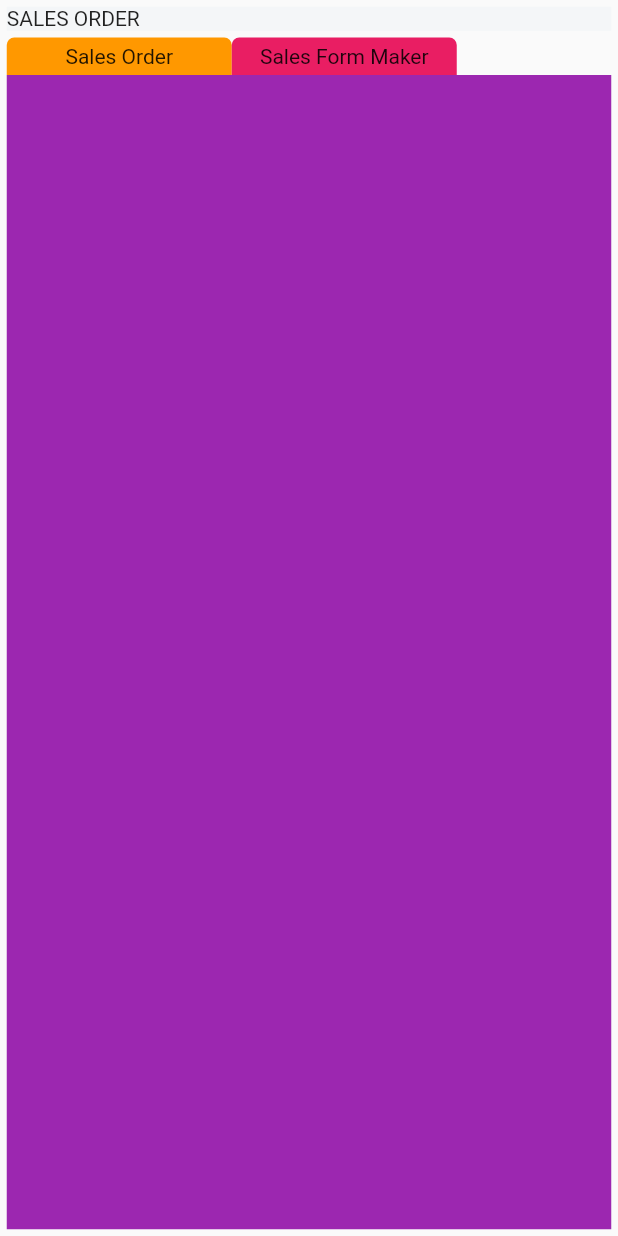
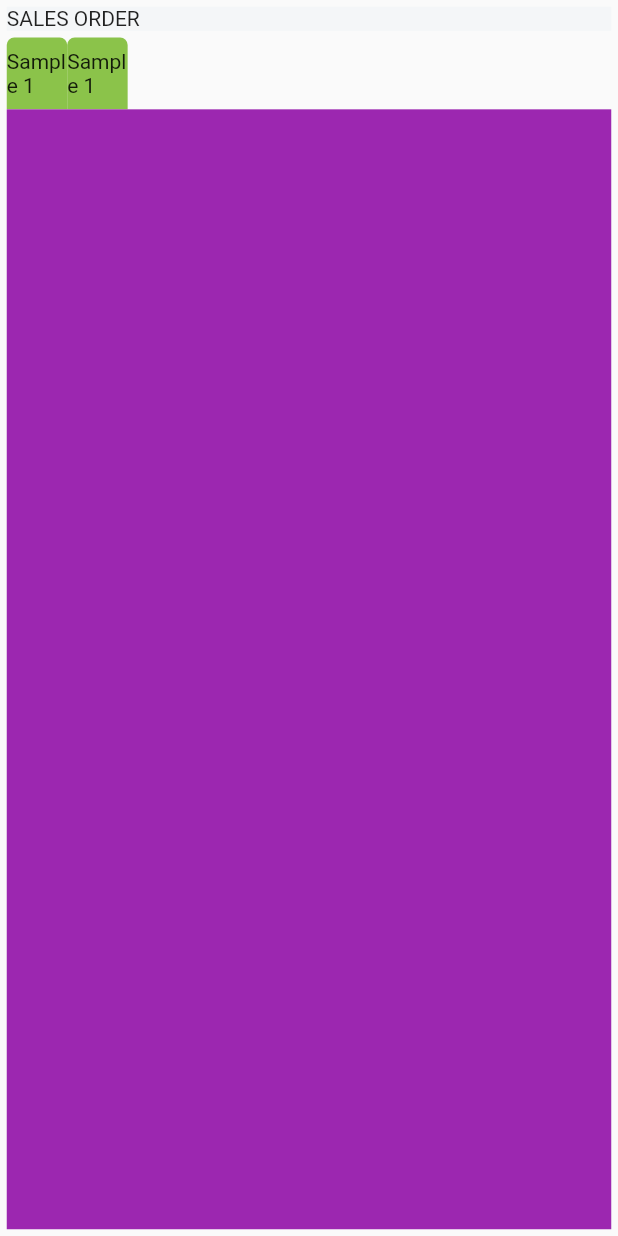
Before and after one commit to ghiegie/test_desktop_app, a Flutter app: the screen it shows after launch, on a phone screen of 412 x 824 dp. Run offline on Flutter 3.47's test engine with Material 2 defaults, Android fonts, the phone set to English and light mode, and no system bars; missing offline and left inert: window_size; statements that could not run were skipped.

Commit message:
tried modifying front end

```diff
--- a/lib/sales_forms.dart
+++ b/lib/sales_forms.dart
@@ -8,21 +8,26 @@ class CompactSalesForm extends StatefulWidget {
 }
 
 class _CompactSalesFormState extends State<CompactSalesForm> {
-  Container customTab(String text, Color color) {
-    return Container(
-      decoration: BoxDecoration(
-        borderRadius: BorderRadius.only(
-          topLeft: Radius.circular(5),
-          topRight: Radius.circular(5),
-        ),
-        color: color
-      ),
-      height: 25,
-      width: 150,
-      child: Center(
-        child: Text(text),
-      ),
-    );
+  var tab1 = {
+    "inTab"
+  }
+
+  bool pointerInTab1 = false;
+  bool pointerInTab2 = false;
+  Color _hoverColor1 = Colors.lightGreen;
+  Color _hoverColor2 = Colors.pink;
+
+  void hoverTab() {
+    pointerInTab1 = !pointerInTab1 ? !pointerInTab1 : pointerInTab1;
+    _hoverColor1 = !pointerInTab1 ? Colors.pink : Colors.lightGreen;
+
+    // if (!pointerInTab1) {
+    //   pointerInTab1 = !pointerInTab1;
+    //   _hoverColor1 = Colors.pink;
+    // } else {
+    //   pointerInTab1 = !pointerInTab1;
+    //   _hoverColor1 = Colors.lightGreen;
+    // }
   }
 
   @override
@@ -34,8 +39,52 @@ class _CompactSalesFormState extends State<CompactSalesForm> {
             children: [
               Row(
                 children: [
-                  customTab("Sales Order", Colors.orange),
-                  customTab("Sales Form Maker", Colors.pink),
+                  MouseRegion(
+                    cursor: SystemMouseCursors.click,
+                    onEnter: (onEnter) {
+                      setState(() {
+                        hoverTab();
+                      });
+                    },
+                    onExit: (onExit) {
+                      setState(() {
+                        hoverTab();
+                      });
+                    },
+                    child: CustomTab(
+                      label: "Sample 1",
+                      color: _hoverColor1,
+                      upDownPad: constraints.minHeight * 0.01,
+                      width: constraints.maxWidth * 0.1,
+                      borderRadius: BorderRadius.only(
+                        topLeft: Radius.circular(5),
+                        topRight: Radius.circular(5),
+                      ),
+                    ),
+                  ),
+                  MouseRegion(
+                    cursor: SystemMouseCursors.click,
+                    onEnter: (onEnter) {
+                      setState(() {
+                        hoverTab();
+                      });
+                    },
+                    onExit: (onExit) {
+                      setState(() {
+                        hoverTab();
+                      });
+                    },
+                    child: CustomTab(
+                      label: "Sample 1",
+                      color: _hoverColor1,
+                      upDownPad: constraints.minHeight * 0.01,
+                      width: constraints.maxWidth * 0.1,
+                      borderRadius: BorderRadius.only(
+                        topLeft: Radius.circular(5),
+                        topRight: Radius.circular(5),
+                      ),
+                    ),
+                  ),
                 ],
               ),
               Expanded(
@@ -47,6 +96,35 @@ class _CompactSalesFormState extends State<CompactSalesForm> {
           );
         },
       ),
+    );
+  }
+}
+
+class CustomTab extends StatelessWidget {
+  final String label;
+  final Color color;
+  final double upDownPad;
+  final double width;
+  final BorderRadius borderRadius;
+
+  const CustomTab(
+      {super.key,
+      required this.label,
+      required this.color,
+      required this.upDownPad,
+      required this.width,
+      required this.borderRadius});
+
+  @override
+  Widget build(BuildContext context) {
+    return Container(
+      decoration: BoxDecoration(borderRadius: borderRadius, color: color),
+      width: width,
+      padding: EdgeInsets.only(
+        top: upDownPad,
+        bottom: upDownPad,
+      ),
+      child: Center(child: Text(label)),
     );
   }
 }
```
